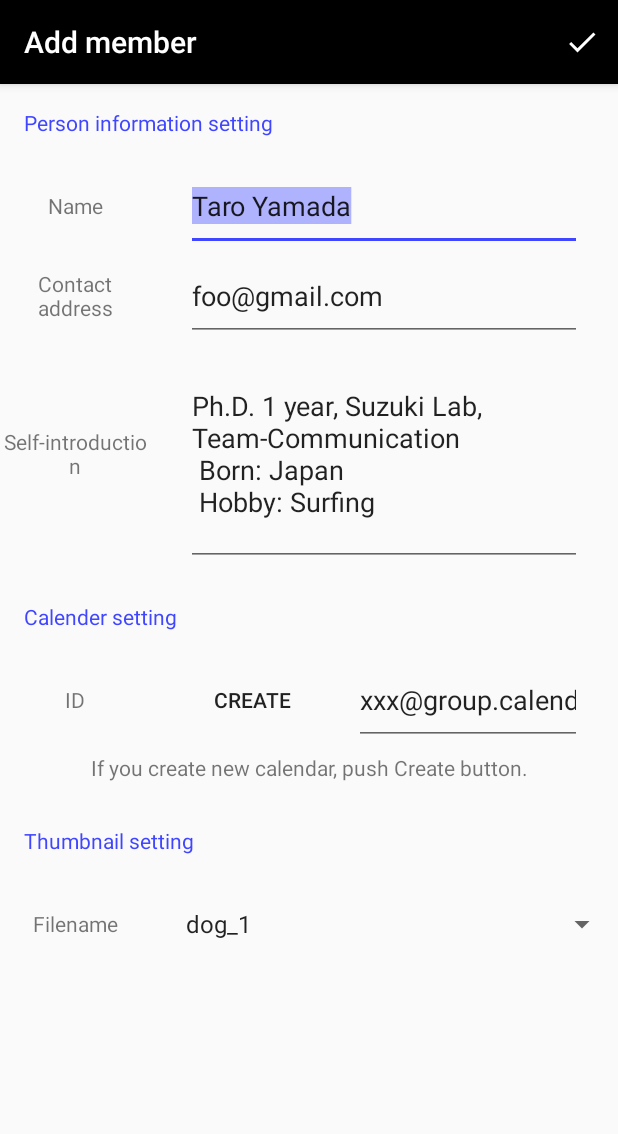
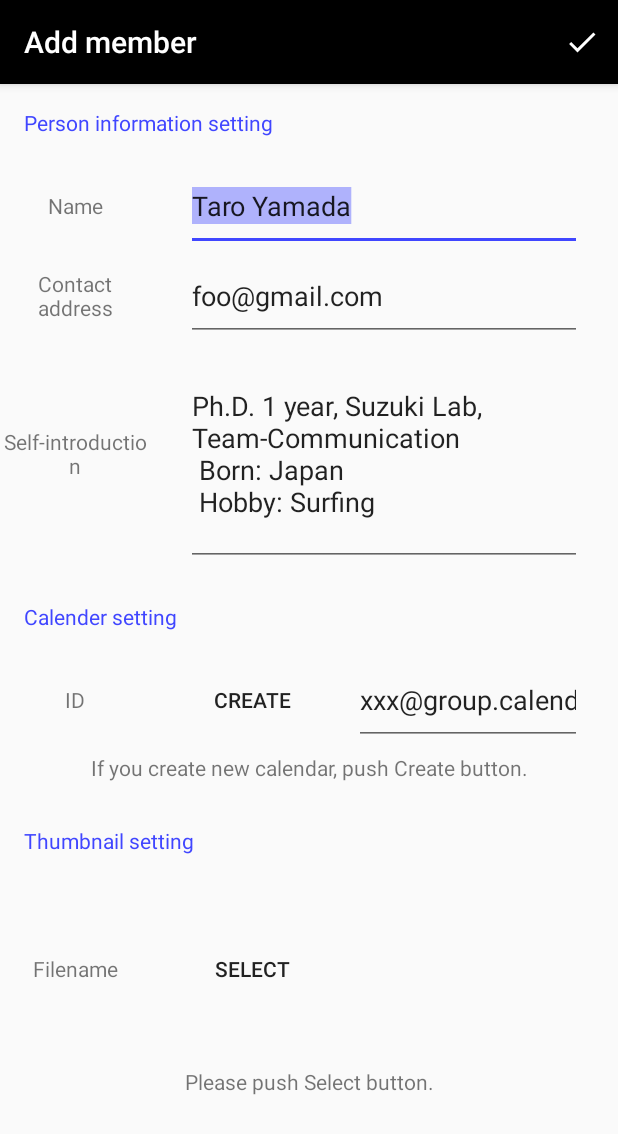
Before and after one commit to shishito-megane/dest-bbs-client-android-app, an Android app: the PersonAddActivity screen opened directly, with no data from a screen before it, on a phone screen of 412 x 824 dp. Shown: the top 1134 px of the screen. Run offline under Robolectric (Android 15) with nearby library versions, the phone set to English and light mode, and no system bars; libraries missing offline, so code that uses them is left out: com.google.api.client, com.google.api.services, pub.devrel.easypermissions; 1 statement that could not run was skipped.

Commit message:
Change thumbnail selector from local storage <- PersonAddActivity

```diff
--- a/app/src/main/java/io/github/shishito_megane/dest_bbs_client_android_app/PersonAddActivity.java
+++ b/app/src/main/java/io/github/shishito_megane/dest_bbs_client_android_app/PersonAddActivity.java
@@ -18,26 +18,28 @@ import com.google.api.services.calendar.model.*;
 
 import android.Manifest;
 import android.accounts.AccountManager;
+import android.app.Activity;
 import android.app.Dialog;
 import android.app.ProgressDialog;
-import android.content.ContentValues;
 import android.content.Context;
 import android.content.Intent;
 import android.content.SharedPreferences;
-import android.database.sqlite.SQLiteDatabase;
+import android.graphics.Bitmap;
 import android.net.ConnectivityManager;
 import android.net.NetworkInfo;
+import android.net.Uri;
 import android.os.AsyncTask;
 import android.preference.PreferenceManager;
+import android.provider.MediaStore;
 import android.support.annotation.NonNull;
 import android.support.v7.app.AppCompatActivity;
 import android.os.Bundle;
-import android.util.Log;
 import android.view.Menu;
 import android.view.MenuItem;
 import android.view.View;
 import android.widget.Button;
 import android.widget.EditText;
+import android.widget.ImageView;
 import android.widget.Spinner;
 import android.widget.TextView;
 import android.widget.Toast;
@@ -56,14 +58,20 @@ public class PersonAddActivity extends AppCompatActivity implements EasyPermissi
     private EditText editTextCalenderId;
     ProgressDialog mProgress;
     private String personName;
+    private ImageView imageViewPersonImage;
+    private TextView textViewPersonImageResult;
 
     static final int REQUEST_ACCOUNT_PICKER_ERR_CODE = 1000;
     static final int REQUEST_AUTHORIZATION_ERR_CODE = 1001;
     static final int REQUEST_GOOGLE_PLAY_SERVICES = 1002;
     static final int REQUEST_PERMISSION_GET_ACCOUNTS_ERR_CODE = 1003;
 
+    static final int REQUEST_PICK_IMAGE_FILE = 2001;
+
     private static final String PREF_ACCOUNT_NAME = "accountName";
     private static final String[] SCOPES = {CalendarScopes.CALENDAR};
+
+
 
     private Db db = new Db(this);
 
@@ -81,6 +89,7 @@ public class PersonAddActivity extends AppCompatActivity implements EasyPermissi
         final EditText editTextPersonAddress = findViewById(R.id.editTextPersonAddress);
         editTextPersonAddress.setText(address);
 
+        // calender id
         final Button buttonCreateNewCalender = (Button)findViewById(R.id.buttonCreateNewCalender);
         editTextCalenderId = (EditText)findViewById(R.id.editTextCalenderId);
         textViewCalenderIdResult = (TextView)findViewById(R.id.textViewCalenderIdResult);
@@ -119,6 +128,31 @@ public class PersonAddActivity extends AppCompatActivity implements EasyPermissi
                 Arrays.asList(SCOPES)
         ).setBackOff(new ExponentialBackOff());
 
+        // サムネイル選択
+        final Button buttonSelectImage = (Button)findViewById(R.id.buttonSelectImage);
+        imageViewPersonImage = (ImageView)findViewById(R.id.imageViewPersonImage);
+        textViewPersonImageResult = (TextView)findViewById(R.id.textViewPersonImageResult);
+
+        buttonSelectImage.setOnClickListener(new View.OnClickListener() {
+            public void onClick(View v) {
+
+                textViewPersonImageResult.setText("");
+
+                // ACTION_OPEN_DOCUMENT is the intent to choose a file via the system's file browser.
+                Intent intent = new Intent(Intent.ACTION_OPEN_DOCUMENT);
+
+                // Filter to only show results that can be "opened", such as a
+                // file (as opposed to a list of contacts or timezones)
+                intent.addCategory(Intent.CATEGORY_OPENABLE);
+
+                // Filter to show only images, using the image MIME data type.
+                // it would be "*/*".
+                intent.setType("image/*");
+
+                startActivityForResult(intent, REQUEST_PICK_IMAGE_FILE);
+            }
+        });
+
     }
     @Override
     public boolean onCreateOptionsMenu(Menu menu) {
@@ -137,8 +171,7 @@ public class PersonAddActivity extends AppCompatActivity implements EasyPermissi
         String personDetail = editTextPersonDetail.getText().toString();
         EditText editTextCalenderId = (EditText)findViewById(R.id.editTextCalenderId);
         String personCalenderId = editTextCalenderId.getText().toString();
-        Spinner spinner = (Spinner)findViewById(R.id.selectThumbnail);
-        String personThumbnail = (String)spinner.getSelectedItem();
+        String personThumbnail = textViewPersonImageResult.getText().toString();
 
         db.saveData(
                 personName,
@@ -167,6 +200,7 @@ public class PersonAddActivity extends AppCompatActivity implements EasyPermissi
 
         return true;
     }
+
 
     /**
      * Google Calendar API の呼び出しの事前条件を確認し、条件を満たしていればAPIを呼び出す。
@@ -278,7 +312,11 @@ public class PersonAddActivity extends AppCompatActivity implements EasyPermissi
     }
 
     /**
-     * アカウント選択や認証など、呼び出し先のActivityから戻ってきた際に呼び出される。
+     * 呼び出し先のActivityから戻ってきた際に呼び出される。
+     * REQUEST_GOOGLE_PLAY_SERVICES: google calender api
+     * REQUEST_ACCOUNT_PICKER_ERR_CODE: google calender api
+     * REQUEST_AUTHORIZATION_ERR_CODE: google calender api
+     * REQUEST_PICK_IMAGE_FILE: person image (thumbnail) select
      *
      * @param requestCode Activityの呼び出し時に指定したコード
      * @param resultCode  呼び出し先のActivityでの処理結果を表すコード
@@ -292,6 +330,8 @@ public class PersonAddActivity extends AppCompatActivity implements EasyPermissi
     ) {
         super.onActivityResult(requestCode, resultCode, data);
         switch (requestCode) {
+
+            // google calender api
             case REQUEST_GOOGLE_PLAY_SERVICES:
                 if (resultCode != RESULT_OK) {
                     textViewCalenderIdResult.setText(
@@ -302,6 +342,7 @@ public class PersonAddActivity extends AppCompatActivity implements EasyPermissi
                 }
                 break;
 
+            // google calender api
             case REQUEST_ACCOUNT_PICKER_ERR_CODE:
                 if (resultCode == RESULT_OK && data != null && data.getExtras() != null) {
                     String accountName = data.getStringExtra(AccountManager.KEY_ACCOUNT_NAME);
@@ -316,11 +357,27 @@ public class PersonAddActivity extends AppCompatActivity implements EasyPermissi
                 }
                 break;
 
+            // google calender api
             case REQUEST_AUTHORIZATION_ERR_CODE:
                 if (resultCode == RESULT_OK) {
                     getResultsFromApi();
                 }
                 break;
+
+            // person image
+            case REQUEST_PICK_IMAGE_FILE:
+                if (resultCode == Activity.RESULT_OK && data != null) {
+
+                    Uri uri = data.getData();
+                    try {
+                        Bitmap bitmap = MediaStore.Images.Media.getBitmap(getContentResolver(), uri);
+                        imageViewPersonImage = (ImageView)findViewById(R.id.imageViewPersonImage);
+                        imageViewPersonImage.setImageBitmap(bitmap);
+                        textViewPersonImageResult.setText(uri.toString());
+                    } catch (IOException e) {
+                        e.printStackTrace();
+                    }
+                }
         }
     }
 
--- a/app/src/main/res/layout/activity_person_add.xml
+++ b/app/src/main/res/layout/activity_person_add.xml
@@ -216,7 +216,7 @@
 
             <LinearLayout
                 android:layout_width="match_parent"
-                android:layout_height="60dp"
+                android:layout_height="120dp"
                 android:layout_marginTop="16dp"
                 android:orientation="horizontal">
 
@@ -232,27 +232,37 @@
                     app:layout_constraintTop_toBottomOf="@+id/scrollView"
                     tools:text="@string/enter_thumbnail_description" />
 
-                <!--<EditText-->
-                    <!--android:id="@+id/editTextThumbnail"-->
-                    <!--android:layout_width="match_parent"-->
-                    <!--android:layout_height="match_parent"-->
-                    <!--android:layout_marginEnd="24dp"-->
-                    <!--android:layout_marginStart="24dp"-->
-                    <!--android:ems="10"-->
-                    <!--android:hint="@string/default_person_image_id"-->
-                    <!--android:inputType="text"-->
-                    <!--android:text="@string/default_person_image_id"-->
-                    <!--tools:text="@string/default_person_image_id" />-->
+                <Button
+                    android:id="@+id/buttonSelectImage"
+                    android:layout_width="wrap_content"
+                    android:layout_height="match_parent"
+                    android:layout_marginEnd="24dp"
+                    android:layout_marginStart="24dp"
+                    android:background="@android:color/transparent"
+                    android:contentDescription="@string/select_thumbnail_button"
+                    android:text="@string/select_thumbnail_button"
+                    tools:text="@string/select_thumbnail_button" />
 
-                <Spinner
-                    android:id="@+id/selectThumbnail"
-                    android:layout_width="match_parent"
-                    android:layout_height="match_parent"
-                    android:layout_marginStart="16dp"
-                    android:entries="@array/image_ld_array"
-                    android:spinnerMode="dialog"/>
+                <ImageView
+                    android:id="@+id/imageViewPersonImage"
+                    android:layout_width="0dp"
+                    android:layout_height="wrap_content"
+                    android:layout_weight="1"
+                    android:contentDescription="@string/person_image_view_detail"/>
 
             </LinearLayout>
+
+            <TextView
+                android:id="@+id/textViewPersonImageResult"
+                android:layout_width="match_parent"
+                android:layout_height="30dp"
+                android:contentDescription="@string/select_thumbnail_msg"
+                android:gravity="center_vertical"
+                android:text="@string/select_thumbnail_msg"
+                android:textAlignment="center"
+                app:layout_constraintStart_toStartOf="parent"
+                app:layout_constraintTop_toBottomOf="@+id/scrollView"
+                tools:text="@string/select_thumbnail_msg" />
 
         </LinearLayout>
 
--- a/app/src/main/res/values/strings.xml
+++ b/app/src/main/res/values/strings.xml
@@ -109,6 +109,8 @@
     <!--cf. "pref_default_address" -->
     <string name="thumbnail_setting_title">Thumbnail setting</string>
     <string name="enter_thumbnail_description">Filename</string>
+    <string name="select_thumbnail_button">Select</string>
+    <string name="select_thumbnail_msg">Please push Select button.</string>
     <string name="default_person_image_id">dog_1</string>
     <string-array name="image_ld_array">
         <item>dog_1</item>
```
Also changed, not shown: 1 other file.
